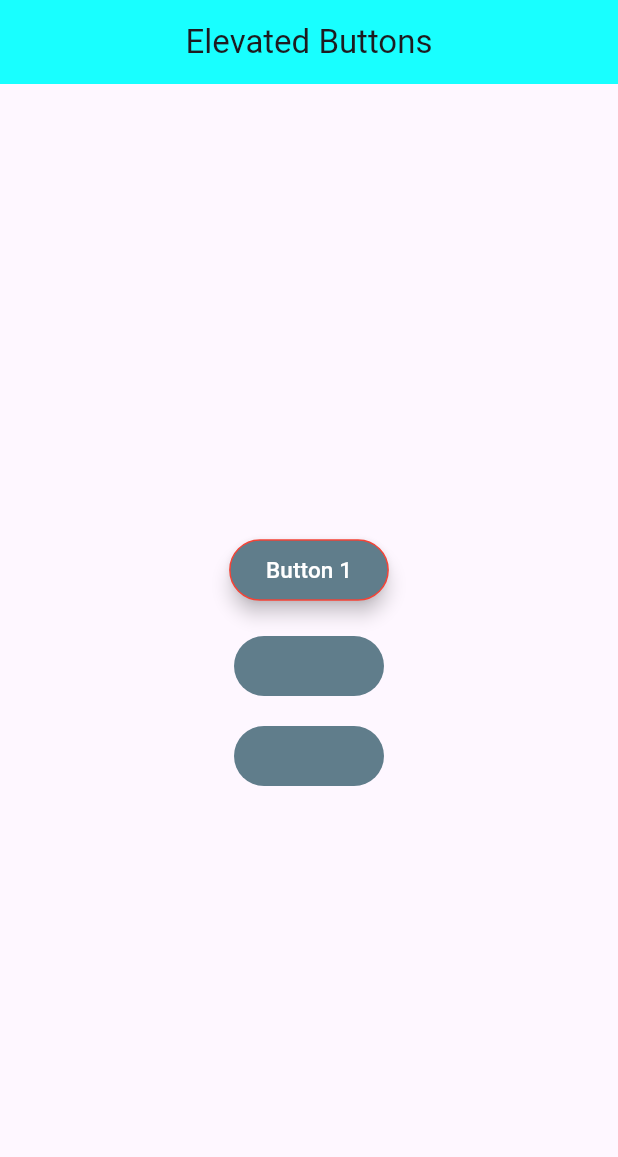
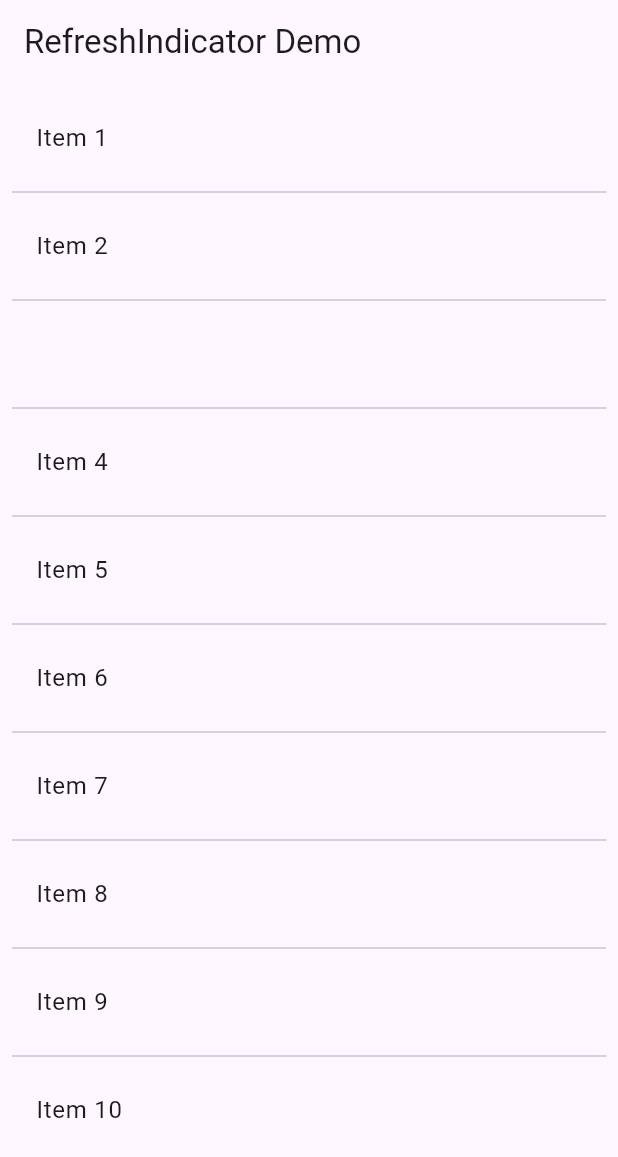
Before and after one commit to KapilMukati-Yunicorn/training_projects, a Flutter app: the screen it shows after launch, on a phone screen of 412 x 824 dp. Shown: the top 1157 px of the screen. Run offline on Flutter 3.47's test engine with Material 3 defaults, Android fonts, the phone set to English and light mode, and no system bars; our stand-ins replace cached_network_image, fluttertoast.

Commit message:
Refresh Indicator, SnackBar, Toast, Visibility practice code

```diff
--- /dev/null
+++ b/lib/flutter_widgets/refresh_indicator.dart
@@ -0,0 +1,198 @@
+import 'package:flutter/material.dart';
+import 'dart:async';
+
+import 'package:fluttertoast/fluttertoast.dart';
+
+class RefreshExample extends StatefulWidget {
+  @override
+  _RefreshExampleState createState() => _RefreshExampleState();
+}
+
+class _RefreshExampleState extends State<RefreshExample> {
+  final GlobalKey<RefreshIndicatorState> _refreshKey =
+      GlobalKey<RefreshIndicatorState>();
+  List<String> _items = List.generate(10, (i) => 'Item ${i + 1}');
+  bool _loading = false;
+
+  Future<void> _handleRefresh() async {
+    setState(() => _loading = true);
+    try {
+      // Simulate network call
+      await Future.delayed(Duration(seconds: 2));
+      // New items add kar rahe hain
+      final newItems = List.generate(
+        3,
+        (i) => 'New ${DateTime.now().second} - ${i + 1}',
+      );
+      setState(() {
+        _items = [...newItems, ..._items];
+      });
+    } catch (e) {
+      // Error handling
+      ScaffoldMessenger.of(
+        context,
+      ).showSnackBar(SnackBar(content: Text('Refresh failed: $e')));
+    } finally {
+      setState(() => _loading = false);
+    }
+  }
+
+  @override
+  Widget build(BuildContext context) {
+    return Scaffold(
+      appBar: AppBar(title: const Text('RefreshIndicator Demo')),
+      body: RefreshIndicator(
+        triggerMode: RefreshIndicatorTriggerMode.anywhere,
+        key: _refreshKey,
+        onRefresh: _handleRefresh,
+        displacement: 50,
+        strokeWidth: 3,
+        color: Colors.black,
+        backgroundColor: Colors.red,
+        child: ListView.separated(
+          physics: const AlwaysScrollableScrollPhysics(),
+          padding: const EdgeInsets.all(8),
+          itemCount: _items.length,
+          separatorBuilder: (_, __) => Divider(),
+          itemBuilder: (context, index) {
+            return InkWell(
+              onTap: () => Fluttertoast.showToast(
+                msg: "Items",
+                // backgroundColor: Colors.green,
+                // textColor: Colors.white,
+                toastLength: Toast.LENGTH_SHORT,
+                gravity: ToastGravity.TOP,
+                // webBgColor: #FF5722,
+                webPosition: "center",
+              ),
+
+              // Fluttertoast.showToast(
+              //   // webBgColor: "linear-gradient(to right, #00b09b, #96c93d)", // required for web
+              //   // webPosition: "center", // optional: "top", "center", "bottom"
+              //   msg: "Item added to cart!",
+              //   // toastLength: Toast.LENGTH_LONG,
+              //   gravity: ToastGravity.TOP,
+              //   backgroundColor: Colors.green,
+              //   textColor: Colors.white,
+              //   fontSize: 18,
+              //
+              //   // fontAsset: "Hello"
+              // );
+
+              // () {
+              // ScaffoldMessenger.of(context).showSnackBar(
+              //   // SnackBar(
+              //   //   content: Text("Item $index clicked"),
+              //   //   backgroundColor: Colors.blue,
+              //   //   behavior: SnackBarBehavior.floating,
+              //   //   actionOverflowThreshold: 1,
+              //   //   // elevation: 20,
+              //   //   // padding: EdgeInsets.symmetric(horizontal: 20, vertical: 20),
+              //   //   // margin: EdgeInsets.symmetric(horizontal: 10, vertical: 1),
+              //   //   // width: 20,
+              //   //   // shape: RoundedRectangleBorder(
+              //   //   //   borderRadius: BorderRadius.only(
+              //   //   //     topLeft: Radius.circular(12),
+              //   //   //     topRight: Radius.circular(12),
+              //   //   //   ),
+              //   //
+              //   //   // ),
+              //   //   showCloseIcon: true,
+              //   //   // hitTestBehavior: HitTestBehavior.opaque,
+              //   //   // duration: Duration(seconds: 20),
+              //   //   // closeIconColor: Colors.white,
+              //   //   onVisible: () {
+              //   //     showDialog(
+              //   //       context: context,
+              //   //       builder: (BuildContext context) {
+              //   //         return AlertDialog(
+              //   //           title: Text("Title"),
+              //   //           content: Text("This is a simple alert dialog"),
+              //   //           actions: [
+              //   //             TextButton(
+              //   //               child: Text("OK"),
+              //   //               onPressed: () {
+              //   //                 Navigator.of(context).pop(); // close dialog
+              //   //               },
+              //   //             ),
+              //   //           ],
+              //   //         );
+              //   //       },
+              //   //     );
+              //   //   },
+              //   //
+              //   // ),
+              //
+              //     SnackBar(
+              //       content: Row(
+              //         mainAxisAlignment: MainAxisAlignment.center, // center text/icon
+              //         children: [
+              //           Icon(Icons.info, color: Colors.white),
+              //           SizedBox(width: 8),
+              //           Text("Top Center SnackBar")
+              //         ],
+              //       ),
+              //       behavior: SnackBarBehavior.floating,
+              //     ),
+              // );
+
+              // },
+              // splashColor: Colors.red,
+              child: index == 2
+                  ? Visibility(
+                      child: ListTile(title: Text(_items[index])),
+                      visible: false,
+                      maintainAnimation: true,
+                      replacement: SizedBox.shrink(),
+                      maintainState: true,
+                      maintainSize: true,
+
+                    )
+                  : ListTile(title: Text(_items[index])),
+            );
+          },
+        ),
+      ),
+      // floatingActionButton: FloatingActionButton(
+      //   child: Icon(Icons.refresh),
+      //   onPressed: () {
+      //     print("FAB pressed — showing indicator");
+      //     _refreshKey.currentState?.show();
+      //   },
+      // ),
+    );
+  }
+}
+
+class CustomToast extends StatefulWidget {
+  const CustomToast({super.key});
+
+  @override
+  State<CustomToast> createState() => _CustomToastState();
+}
+
+class _CustomToastState extends State<CustomToast> {
+  @override
+  Widget build(BuildContext context) {
+    return Scaffold(
+      appBar: AppBar(title: Text("Toast")),
+      body: ElevatedButton(
+        onPressed: () {
+          Fluttertoast.showToast(
+            // webBgColor: "linear-gradient(to right, #00b09b, #96c93d)", // required for web
+            // webPosition: "center", // optional: "top", "center", "bottom"
+            msg: "Item added to cart!",
+            // toastLength: Toast.LENGTH_LONG,
+            gravity: ToastGravity.TOP,
+            backgroundColor: Colors.green,
+            textColor: Colors.white,
+            fontSize: 18,
+
+            // fontAsset: "Hello"
+          );
+        },
+        child: Text("Add Item"),
+      ),
+    );
+  }
+}
--- a/lib/main.dart
+++ b/lib/main.dart
@@ -10,6 +10,7 @@ import 'package:training/flutter_widgets/card_widget.dart';
 import 'package:training/flutter_widgets/container_widget.dart';
 import 'package:training/flutter_widgets/image_network_image.dart';
 import 'package:training/flutter_widgets/listview_widgets.dart';
+import 'package:training/flutter_widgets/refresh_indicator.dart';
 import 'package:training/flutter_widgets/row_column_scrollview.dart';
 import 'package:training/flutter_widgets/text_widget.dart';
 import 'package:training/Stream%20Builder/fruit_screen.dart';
@@ -60,7 +61,9 @@ class MyApp extends StatelessWidget {
       // home: MyCustomIMageWidget(),
       // home: MyCustomStreamBuilderClass(),
       // home: MyFruitClass(),
-      home: CustomButtonClass(),
+      // home: CustomButtonClass(),
+      home: RefreshExample(),
+      // home: CustomToast(),
       debugShowCheckedModeBanner: false,
     );
   }
--- a/pubspec.yaml
+++ b/pubspec.yaml
@@ -35,6 +35,7 @@ dependencies:
   # Use with the CupertinoIcons class for iOS style icons.
   cupertino_icons: ^1.0.8
   cached_network_image: ^3.4.1
+  fluttertoast: ^9.0.0
 
 dev_dependencies:
   flutter_test:
```
Also changed, not shown: pubspec.lock.
